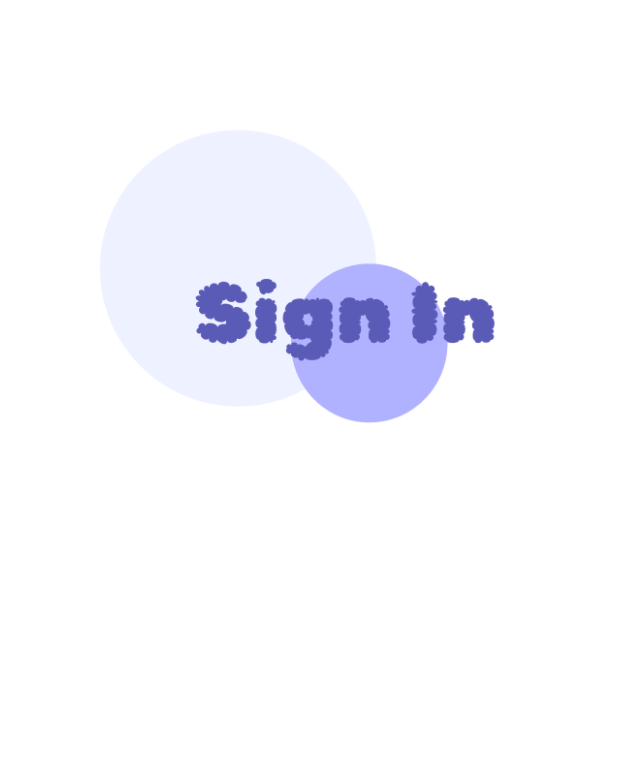
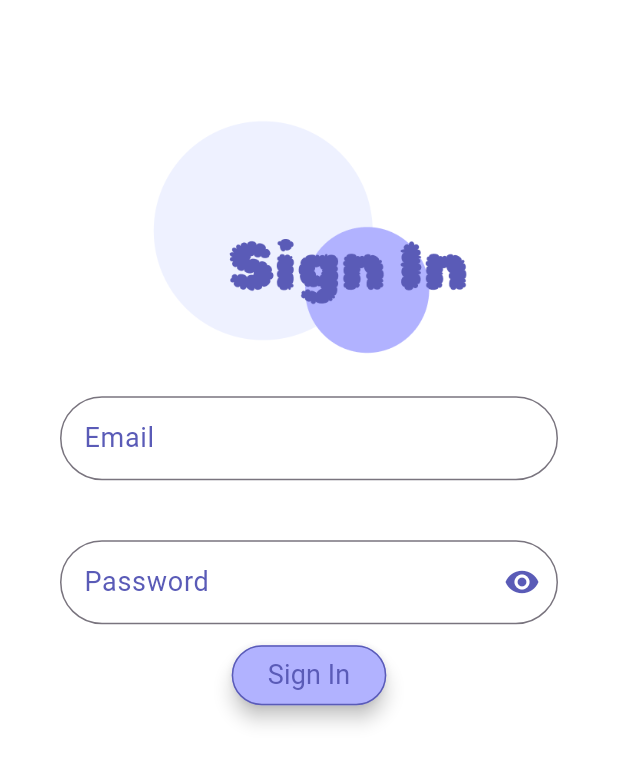
Before and after one commit to DTDungg/Mobile_FlashCard, a Flutter app: the SignIn_Screen screen opened directly, on a phone screen of 412 x 824 dp. Shown: the top 764 px of the screen. Run offline on Flutter 3.47's test engine with Material 3 defaults, Android fonts, the phone set to English and light mode, and no system bars; our stand-ins replace crystal_navigation_bar, google_fonts.

Commit message:
haft of sign in

```diff
--- a/lib/main.dart
+++ b/lib/main.dart
@@ -3,6 +3,7 @@
 import 'package:mobile_flash_card/flash_screen.dart';
 import 'package:mobile_flash_card/home_screen.dart';
 import 'package:mobile_flash_card/signin_screen.dart';
+import 'package:mobile_flash_card/utils/define.dart';
 
 void main() {
   runApp(const MyApp());
@@ -14,7 +15,12 @@
   @override
   Widget build(BuildContext context) {
     return MaterialApp(
-      home: BottomBar()
+      theme: ThemeData(
+        inputDecorationTheme: InputDecorationTheme(
+          suffixIconColor: Define.strongPurple
+        )
+      ),
+      home: SignIn_Screen()
     );
   }
 }
--- a/lib/signin_screen.dart
+++ b/lib/signin_screen.dart
@@ -1,31 +1,140 @@
 import 'package:flutter/cupertino.dart';
 import 'package:flutter/material.dart';
+import 'package:mobile_flash_card/bottom_bar.dart';
+import 'package:mobile_flash_card/utils/define.dart';
+import 'package:google_fonts/google_fonts.dart';
 
-class SignIn_Screen extends StatelessWidget{
+class SignIn_Screen extends StatefulWidget {
   const SignIn_Screen({super.key});
+
+  @override
+  State<StatefulWidget> createState() => _SignInState();
+}
+
+class _SignInState extends State<SignIn_Screen> {
+  final _formKey = GlobalKey<FormState>();
+
+  final _emailController = TextEditingController();
+  final _passwordController = TextEditingController();
+
+  bool _isObscured = true;
+
+  void _login() {
+    if (_formKey.currentState!.validate()) {
+      Navigator.of(context).pushReplacement(
+        MaterialPageRoute(builder: (context) => BottomBar()),
+      );
+      ScaffoldMessenger.of(context).showSnackBar(
+        SnackBar(
+          content: Text('Đăng nhập thành công'),
+        ),
+      );
+    }
+  }
 
   @override
   Widget build(BuildContext context) {
     return Scaffold(
         backgroundColor: Colors.white,
-      body:Column(
+        body: SingleChildScrollView(
+            child: Column(
           crossAxisAlignment: CrossAxisAlignment.center,
           children: [
-          SizedBox(height: 50,),
+            SizedBox(
+              height: 50,
+            ),
             Padding(
               padding: const EdgeInsets.all(8.0),
               child: Container(
-              height: 250,
-              child: Image(
-                  image: AssetImage('assets/images/sign-in.png')
+                width: 300,
+                child: Image(image: AssetImage('assets/images/sign-in.png')),
               ),
             ),
+            Form(
+              key: _formKey,
+              child: Column(
+                children: [
+                  Padding(
+                    padding:
+                        const EdgeInsets.only(left: 40, right: 40, bottom: 40),
+                    child: TextFormField(
+                      controller: _emailController,
+                      decoration: InputDecoration(
+                          labelText: 'Email',
+                          labelStyle: GoogleFonts.rubikBubbles(
+                              fontWeight: FontWeight.w400,
+                              fontSize: 18,
+                              color: Define.strongPurple),
+                          hintText: 'example@gmail.com',
+                          hintStyle: TextStyle(
+                              color: Define.lightPurple
                           ),
-
+                          border: OutlineInputBorder(
+                              borderRadius: BorderRadius.circular(30),
+                              borderSide: BorderSide(
+                                  color: Define.strongPurple, width: 1))),
+                      validator: (value) {
+                        if (value == null || value.isEmpty) {
+                          return 'Bạn chưa nhập email';
+                        }
+                        return null;
+                      },
+                    ),
+                  ),
+                  Padding(
+                    padding:
+                        const EdgeInsets.only(left: 40, right: 40, bottom: 10),
+                    child: TextFormField(
+                      controller: _passwordController,
+                      decoration: InputDecoration(
+                          labelText: 'Password',
+                          labelStyle: GoogleFonts.rubikBubbles(
+                              fontWeight: FontWeight.w400,
+                              fontSize: 18,
+                              color: Define.strongPurple),
+                          hintText: '************',
+                          hintStyle: TextStyle(
+                            color: Define.lightPurple
+                          ),
+                          suffixIcon: GestureDetector(
+                            onTap: () {
+                              setState(() {
+                                _isObscured = !_isObscured;
+                              });
+                            },
+                            child: Icon(_isObscured
+                                ? Icons.visibility
+                                : Icons.visibility_off),
+                          ),
+                          border: OutlineInputBorder(
+                              borderRadius: BorderRadius.circular(30),
+                              borderSide: BorderSide(
+                                  color: Define.strongPurple, width: 1))),
+                      obscureText: _isObscured,
+                      validator: (value) {
+                        if (value == null || value.isEmpty) {
+                          return 'Bạn chưa nhập pass';
+                        }
+                        return null;
+                      },
+                    ),
+                  ),
+                  ElevatedButton(
+                    onPressed: _login,
+                    child: Text('Sign In',
+                        style: GoogleFonts.rubikBubbles(
+                            fontWeight: FontWeight.w400,
+                            fontSize: 18,
+                            color: Define.strongPurple)),
+                    style: ElevatedButton.styleFrom(
+                        backgroundColor: Define.lightPurple,
+                        side: BorderSide(color: Define.strongPurple, width: 1),
+                        elevation: 5),
+                  )
                 ],
+              ),
             )
-    );
+          ],
+        )));
   }
-
-
 }
```
Also changed, not shown: 1 other file. Lines whose indentation alone changed are shown as unchanged.
